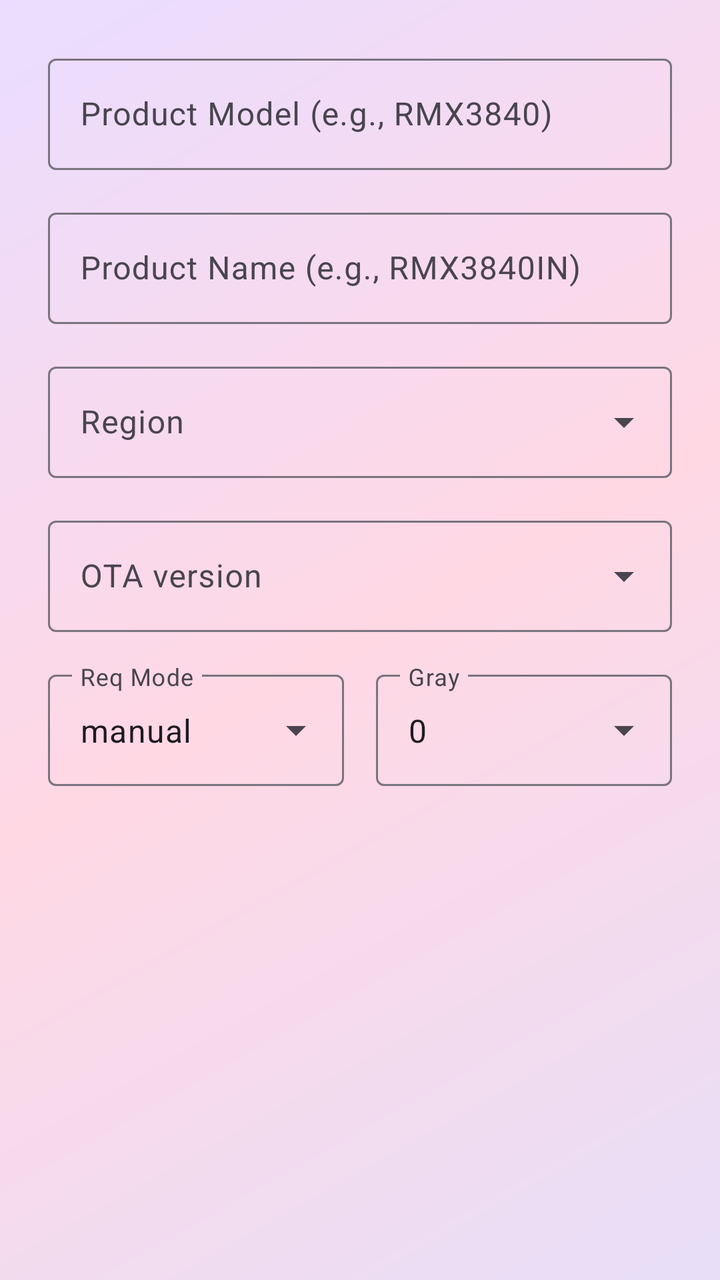
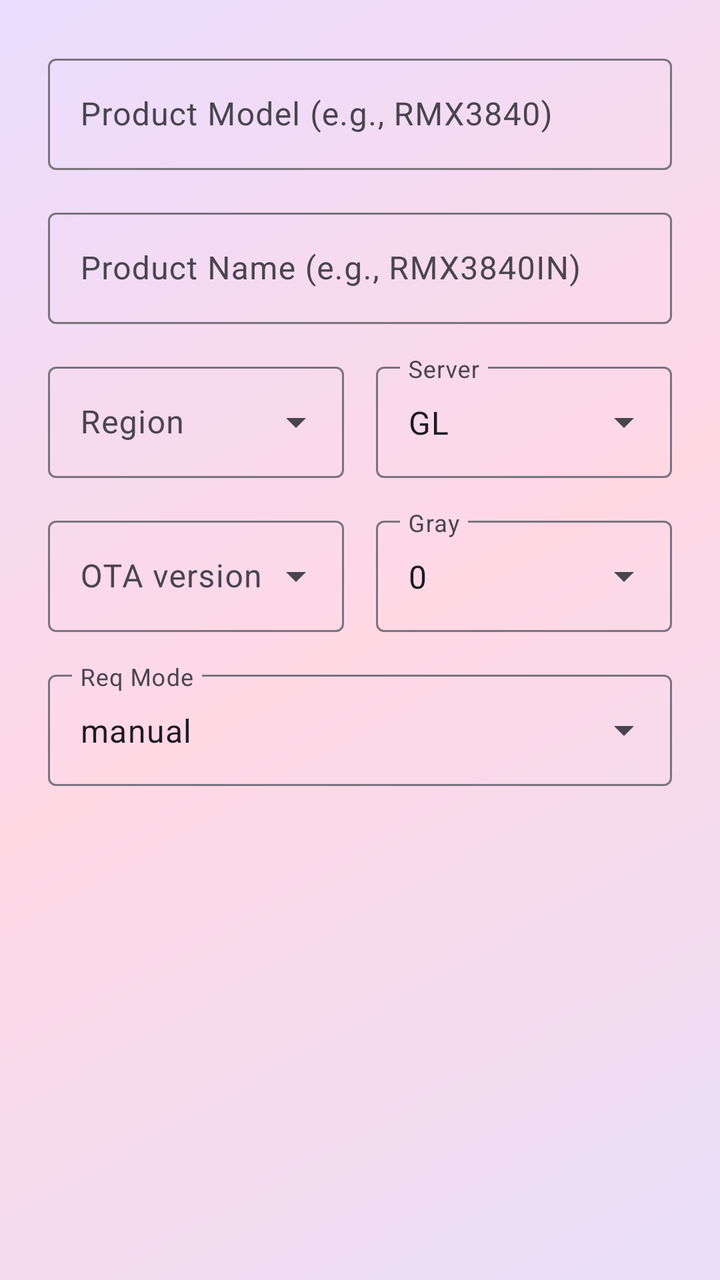

Compare the two renders of this Android layout. The source of the first and the diff that turns it into the second are given below.
<!-- AndroidManifest.xml: application theme Theme.OTAPulse -->
<!-- res/layout/dialog_add_variant.xml -->
<?xml version="1.0" encoding="utf-8"?>
<ScrollView xmlns:android="http://schemas.android.com/apk/res/android"
    android:layout_width="match_parent"
    android:layout_height="wrap_content"
    android:fillViewport="true">

    <LinearLayout
        android:layout_width="match_parent"
        android:layout_height="wrap_content"
        android:orientation="vertical"
        android:padding="24dp">

    <com.google.android.material.textfield.TextInputLayout
        style="@style/Widget.Material3.TextInputLayout.OutlinedBox"
        android:layout_width="match_parent"
        android:layout_height="wrap_content"
        android:hint="@string/hint_product_model_example">

        <com.google.android.material.textfield.TextInputEditText
            android:id="@+id/inputProductModel"
            android:layout_width="match_parent"
            android:layout_height="wrap_content" />
    </com.google.android.material.textfield.TextInputLayout>

    <com.google.android.material.textfield.TextInputLayout
        style="@style/Widget.Material3.TextInputLayout.OutlinedBox"
        android:layout_width="match_parent"
        android:layout_height="wrap_content"
        android:layout_marginTop="16dp"
        android:hint="@string/hint_product_name_example">

        <com.google.android.material.textfield.TextInputEditText
            android:id="@+id/inputProductName"
            android:layout_width="match_parent"
            android:layout_height="wrap_content" />
    </com.google.android.material.textfield.TextInputLayout>

    <com.google.android.material.textfield.TextInputLayout
        style="@style/Widget.Material3.TextInputLayout.OutlinedBox.ExposedDropdownMenu"
        android:layout_width="match_parent"
        android:layout_height="wrap_content"
        android:layout_marginTop="16dp"
        android:hint="@string/hint_region">

        <AutoCompleteTextView
            android:id="@+id/spinnerRegion"
            android:layout_width="match_parent"
            android:layout_height="wrap_content"
            android:inputType="none" />
    </com.google.android.material.textfield.TextInputLayout>

    <com.google.android.material.textfield.TextInputLayout
        style="@style/Widget.Material3.TextInputLayout.OutlinedBox.ExposedDropdownMenu"
        android:layout_width="match_parent"
        android:layout_height="wrap_content"
        android:layout_marginTop="16dp"
        android:hint="@string/hint_ota_version">

        <AutoCompleteTextView
            android:id="@+id/spinnerVersionLetter"
            android:layout_width="match_parent"
            android:layout_height="wrap_content"
            android:inputType="none" />
    </com.google.android.material.textfield.TextInputLayout>

    <LinearLayout
        android:layout_width="match_parent"
        android:layout_height="wrap_content"
        android:orientation="horizontal"
        android:layout_marginTop="16dp"
        android:baselineAligned="false">

        <com.google.android.material.textfield.TextInputLayout
            style="@style/Widget.Material3.TextInputLayout.OutlinedBox.ExposedDropdownMenu"
            android:layout_width="0dp"
            android:layout_height="wrap_content"
            android:layout_weight="1"
            android:layout_marginEnd="8dp"
            android:hint="@string/hint_req_mode">

            <AutoCompleteTextView
                android:id="@+id/spinnerReqMode"
                android:layout_width="match_parent"
                android:layout_height="wrap_content"
                android:inputType="none"
                android:maxLines="1"
                android:singleLine="true"
                android:ellipsize="end"
                android:text="@string/default_req_mode" />
        </com.google.android.material.textfield.TextInputLayout>

        <com.google.android.material.textfield.TextInputLayout
            style="@style/Widget.Material3.TextInputLayout.OutlinedBox.ExposedDropdownMenu"
            android:layout_width="0dp"
            android:layout_height="wrap_content"
            android:layout_weight="1"
            android:layout_marginStart="8dp"
            android:hint="@string/hint_gray">

            <AutoCompleteTextView
                android:id="@+id/spinnerGray"
                android:layout_width="match_parent"
                android:layout_height="wrap_content"
                android:inputType="none"
                android:maxLines="1"
                android:singleLine="true"
                android:ellipsize="end"
                android:text="@string/default_gray_value" />
        </com.google.android.material.textfield.TextInputLayout>
    </LinearLayout>

</LinearLayout>
</ScrollView>
<!-- resources referenced by this layout -->
<resources>
  <string name="default_gray_value" translatable="false">0</string>
  <string name="default_req_mode" translatable="false">manual</string>
  <string name="hint_gray">Gray</string>
  <string name="hint_ota_version">OTA version</string>
  <string name="hint_product_model_example">Product Model (e.g., RMX3840)</string>
  <string name="hint_product_name_example">Product Name (e.g., RMX3840IN)</string>
  <string name="hint_region">Region</string>
  <string name="hint_req_mode">Req Mode</string>
  <!-- drawable bg_app_surface_gradient (drawable) -->
  <?xml version="1.0" encoding="utf-8"?>
  <shape xmlns:android="http://schemas.android.com/apk/res/android"
      android:shape="rectangle">
      
      <gradient
          android:angle="315"
          android:startColor="?attr/colorPrimaryContainer"
          android:centerColor="?attr/colorTertiaryContainer"
          android:endColor="?attr/colorSecondaryContainer"
          android:type="linear" />
  </shape>
  <style name="Theme.App.Dialog" parent="ThemeOverlay.Material3.MaterialAlertDialog">
          <item name="android:windowAnimationStyle">@style/DialogFadeAnimation</item>
          <item name="android:windowBlurBehindEnabled" tools:targetApi="31">true</item>
          <item name="android:windowBlurBehindRadius" tools:targetApi="31">16dp</item>
          <item name="android:backgroundDimAmount">0.45</item>
      </style>
  <style name="Widget.App.MaterialCardView" parent="Widget.Material3.CardView.Filled">
          <item name="shapeAppearance">@style/ShapeAppearance.Material3.Corner.Large</item>
      </style>
  <style name="Widget.App.PopupMenu" parent="Widget.Material3.PopupMenu">
          <item name="android:popupBackground">@drawable/bg_popup_menu</item>
      </style>
  <style name="Widget.App.ListPopupWindow" parent="Widget.AppCompat.ListPopupWindow">
          <item name="android:popupBackground">@drawable/bg_popup_menu</item>
      </style>
  <style name="Widget.App.MaterialSwitch" parent="Widget.Material3.CompoundButton.MaterialSwitch">
          <item name="thumbIcon">@drawable/selector_switch_thumb_icon</item>
          <item name="thumbIconTint">@color/selector_switch_thumb_icon_tint</item>
      </style>
  <style name="DialogFadeAnimation" parent="@android:style/Animation.Dialog">
          <item name="android:windowEnterAnimation">@anim/dialog_fade_in</item>
          <item name="android:windowExitAnimation">@anim/dialog_fade_out</item>
      </style>
  <!-- drawable bg_popup_menu (drawable) -->
  <?xml version="1.0" encoding="utf-8"?>
  <shape xmlns:android="http://schemas.android.com/apk/res/android">
      <solid android:color="?attr/colorSurfaceContainerHigh" />
      <corners android:radius="20dp" />
  </shape>
  <!-- drawable selector_switch_thumb_icon (drawable) -->
  <?xml version="1.0" encoding="utf-8"?>
  <selector xmlns:android="http://schemas.android.com/apk/res/android">
      <item android:drawable="@drawable/ic_switch_check" android:state_checked="true" />
      <item android:drawable="@drawable/ic_switch_cancel" android:state_checked="false" />
  </selector>
  <!-- drawable ic_switch_check (drawable) -->
  <vector xmlns:android="http://schemas.android.com/apk/res/android"
      android:width="24dp"
      android:height="24dp"
      android:viewportWidth="24"
      android:viewportHeight="24">
      <path
          android:fillColor="@android:color/white"
          android:pathData="M9,16.17L4.83,12l-1.42,1.41L9,19 21,7l-1.41,-1.41z"/>
  </vector>
  <!-- drawable ic_switch_cancel (drawable) -->
  <vector xmlns:android="http://schemas.android.com/apk/res/android"
      android:width="24dp"
      android:height="24dp"
      android:viewportWidth="24"
      android:viewportHeight="24">
      <path
          android:fillColor="@android:color/white"
          android:pathData="M19,6.41L17.59,5 12,10.59 6.41,5 5,6.41 10.59,12 5,17.59 6.41,19 12,13.41 17.59,19 19,17.59 13.41,12z"/>
  </vector>
  <!-- unchanged entries left out for length: 1 -->
</resources>

<!-- the commit's change to res/layout/dialog_add_variant.xml (unified diff, before → after) -->
@@ -35,33 +35,44 @@
             android:layout_height="wrap_content" />
     </com.google.android.material.textfield.TextInputLayout>
 
-    <com.google.android.material.textfield.TextInputLayout
-        style="@style/Widget.Material3.TextInputLayout.OutlinedBox.ExposedDropdownMenu"
+    <LinearLayout
         android:layout_width="match_parent"
         android:layout_height="wrap_content"
+        android:orientation="horizontal"
         android:layout_marginTop="16dp"
-        android:hint="@string/hint_region">
+        android:baselineAligned="false">
 
-        <AutoCompleteTextView
-            android:id="@+id/spinnerRegion"
-            android:layout_width="match_parent"
+        <com.google.android.material.textfield.TextInputLayout
+            style="@style/Widget.Material3.TextInputLayout.OutlinedBox.ExposedDropdownMenu"
+            android:layout_width="0dp"
             android:layout_height="wrap_content"
-            android:inputType="none" />
-    </com.google.android.material.textfield.TextInputLayout>
+            android:layout_weight="1"
+            android:layout_marginEnd="8dp"
+            android:hint="@string/hint_region">
 
-    <com.google.android.material.textfield.TextInputLayout
-        style="@style/Widget.Material3.TextInputLayout.OutlinedBox.ExposedDropdownMenu"
-        android:layout_width="match_parent"
-        android:layout_height="wrap_content"
-        android:layout_marginTop="16dp"
-        android:hint="@string/hint_ota_version">
+            <AutoCompleteTextView
+                android:id="@+id/spinnerRegion"
+                android:layout_width="match_parent"
+                android:layout_height="wrap_content"
+                android:inputType="none" />
+        </com.google.android.material.textfield.TextInputLayout>
 
-        <AutoCompleteTextView
-            android:id="@+id/spinnerVersionLetter"
-            android:layout_width="match_parent"
+        <com.google.android.material.textfield.TextInputLayout
+            style="@style/Widget.Material3.TextInputLayout.OutlinedBox.ExposedDropdownMenu"
+            android:layout_width="0dp"
             android:layout_height="wrap_content"
-            android:inputType="none" />
-    </com.google.android.material.textfield.TextInputLayout>
+            android:layout_weight="1"
+            android:layout_marginStart="8dp"
+            android:hint="@string/hint_server">
+
+            <AutoCompleteTextView
+                android:id="@+id/spinnerServer"
+                android:layout_width="match_parent"
+                android:layout_height="wrap_content"
+                android:inputType="none"
+                android:text="@string/default_server" />
+        </com.google.android.material.textfield.TextInputLayout>
+    </LinearLayout>
 
     <LinearLayout
         android:layout_width="match_parent"
@@ -76,17 +87,13 @@
             android:layout_height="wrap_content"
             android:layout_weight="1"
             android:layout_marginEnd="8dp"
-            android:hint="@string/hint_req_mode">
+            android:hint="@string/hint_ota_version">
 
             <AutoCompleteTextView
-                android:id="@+id/spinnerReqMode"
+                android:id="@+id/spinnerVersionLetter"
                 android:layout_width="match_parent"
                 android:layout_height="wrap_content"
-                android:inputType="none"
-                android:maxLines="1"
-                android:singleLine="true"
-                android:ellipsize="end"
-                android:text="@string/default_req_mode" />
+                android:inputType="none" />
         </com.google.android.material.textfield.TextInputLayout>
 
         <com.google.android.material.textfield.TextInputLayout
@@ -109,5 +116,23 @@
         </com.google.android.material.textfield.TextInputLayout>
     </LinearLayout>
 
+    <com.google.android.material.textfield.TextInputLayout
+        style="@style/Widget.Material3.TextInputLayout.OutlinedBox.ExposedDropdownMenu"
+        android:layout_width="match_parent"
+        android:layout_height="wrap_content"
+        android:layout_marginTop="16dp"
+        android:hint="@string/hint_req_mode">
+
+        <AutoCompleteTextView
+            android:id="@+id/spinnerReqMode"
+            android:layout_width="match_parent"
+            android:layout_height="wrap_content"
+            android:inputType="none"
+            android:maxLines="1"
+            android:singleLine="true"
+            android:ellipsize="end"
+            android:text="@string/default_req_mode" />
+    </com.google.android.material.textfield.TextInputLayout>
+
 </LinearLayout>
 </ScrollView>
<!-- resource entries referenced after the edit -->
@@ -2,12 +2,14 @@
 <resources>
   <string name="default_gray_value" translatable="false">0</string>
   <string name="default_req_mode" translatable="false">manual</string>
+  <string name="default_server" translatable="false">GL</string>
   <string name="hint_gray">Gray</string>
   <string name="hint_ota_version">OTA version</string>
   <string name="hint_product_model_example">Product Model (e.g., RMX3840)</string>
   <string name="hint_product_name_example">Product Name (e.g., RMX3840IN)</string>
   <string name="hint_region">Region</string>
   <string name="hint_req_mode">Req Mode</string>
+  <string name="hint_server">Server</string>
   <!-- drawable bg_app_surface_gradient (drawable) -->
   <?xml version="1.0" encoding="utf-8"?>
   <shape xmlns:android="http://schemas.android.com/apk/res/android"
